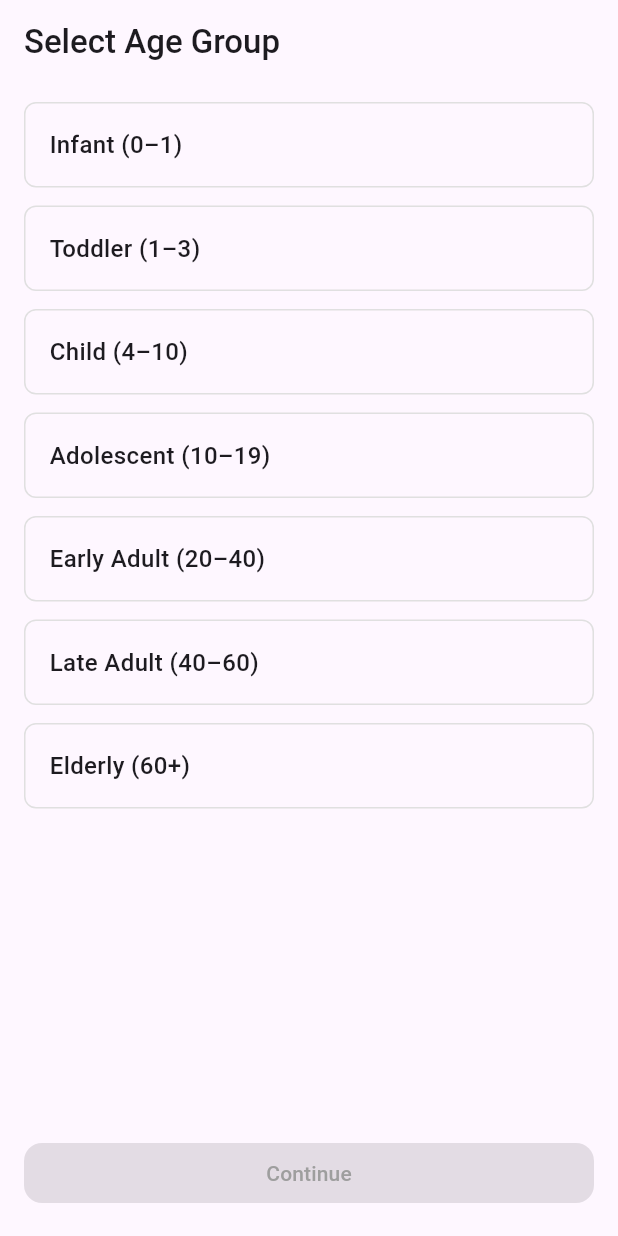
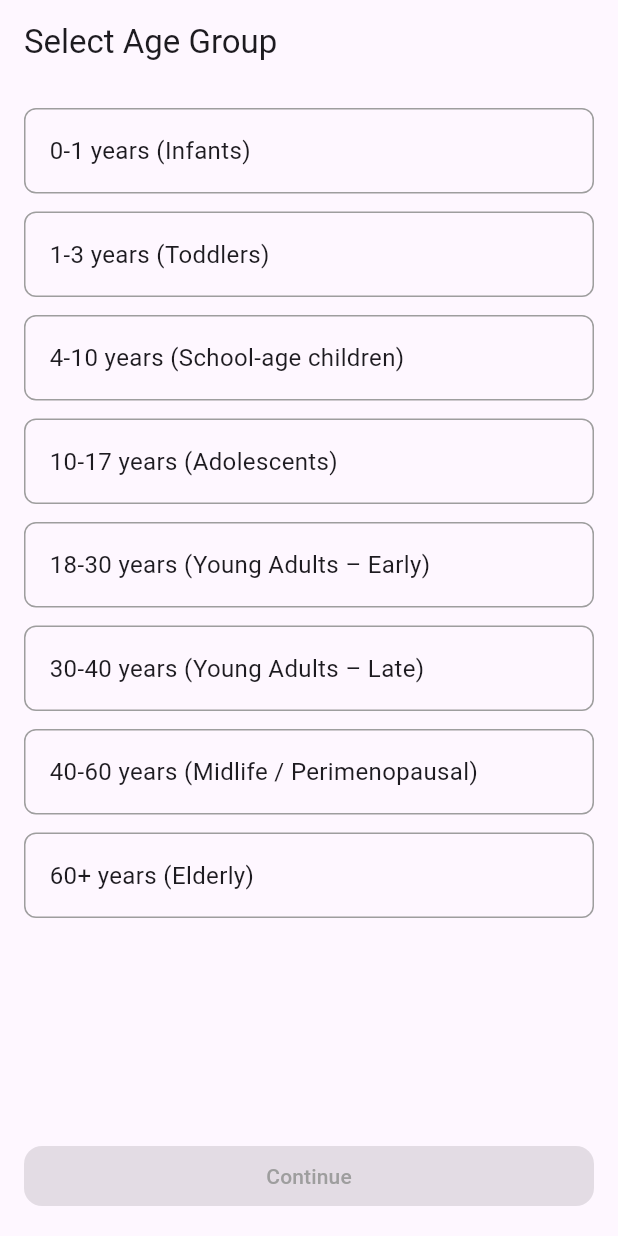
Before and after one commit to bonewise-app/bonewise, a Flutter app: the screen it shows after launch, on a phone screen of 412 x 824 dp. Run offline on Flutter 3.47's test engine with Material 3 defaults, Android fonts, the phone set to English and light mode, and no system bars; our stand-ins replace shared_preferences.

Commit message:
Sprint 1 (Phase 5): BoneWise Age Groups, Disclaimers & Content Guidelines

```diff
--- /dev/null
+++ b/lib/app_strings.dart
@@ -0,0 +1,38 @@
+
+class AppStrings {
+  /// App
+  static const appTitle = 'BoneWise';
+
+  /// Common UI
+  static const selectAgeTitle = 'Select Age Group';
+  static const continueText = 'Continue';
+
+  /// Age Labels
+  static const age_0_1 = '0-1 years (Infants)';
+  static const age_1_3 = '1-3 years (Toddlers)';
+  static const age_4_10 = '4-10 years (School-age children)';
+  static const age_10_17 = '10-17 years (Adolescents)';
+  static const age_18_30 = '18-30 years (Young Adults – Early)';
+  static const age_30_40 = '30-40 years (Young Adults – Late)';
+  static const age_40_60 = '40-60 years (Midlife / Perimenopausal)';
+  static const age_60_plus = '60+ years (Elderly)';
+
+  /// Mandatory Disclaimers
+  static const globalDisclaimer =
+      'BoneWise provides educational information only. '
+      'It does not provide medical advice, diagnosis, or treatment. '
+      'Always consult a qualified healthcare professional for medical concerns.';
+
+  static const pediatricDisclaimer =
+      'This section is intended for parents and caregivers. '
+      'It provides general educational information about bone health, growth, '
+      'and injury prevention in children and adolescents. '
+      'It does not replace professional medical advice, diagnosis, or treatment. '
+      'If you have concerns about your child’s growth, nutrition, pain, or injuries, '
+      'please consult a qualified doctor.';
+
+  static const nutrition = 'Nutrition';
+  static const boneHealth = 'Bone Health';
+  static const exercise = 'Exercise';
+  static const fractureEducation = 'Fracture Education';
+}
--- a/lib/features/age/age_selection_screen.dart
+++ b/lib/features/age/age_selection_screen.dart
@@ -1,5 +1,6 @@
 import 'package:flutter/material.dart';
 import 'package:shared_preferences/shared_preferences.dart';
+import '../../app_strings.dart';
 import 'age_dashboard_screen.dart';
 
 class AgeSelectionScreen extends StatefulWidget {
@@ -10,32 +11,35 @@ class AgeSelectionScreen extends StatefulWidget {
 }
 
 class _AgeSelectionScreenState extends State<AgeSelectionScreen> {
-  String? selectedAgeKey;
-  String? selectedAgeLabel;
+  String? selectedKey;
+  String? selectedLabel;
+
+  String extractAgeRange(String label) {
+    return label.split('(').first.trim();
+  }
 
   final List<Map<String, String>> ageGroups = const [
-    {'key': 'infant', 'label': 'Infant (0–1)'},
-    {'key': 'toddler', 'label': 'Toddler (1–3)'},
-    {'key': 'child', 'label': 'Child (4–10)'},
-    {'key': 'adolescent', 'label': 'Adolescent (10–19)'},
-    {'key': 'early_adult', 'label': 'Early Adult (20–40)'},
-    {'key': 'late_adult', 'label': 'Late Adult (40–60)'},
-    {'key': 'elderly', 'label': 'Elderly (60+)'},
+    {'key': '0_1', 'label': AppStrings.age_0_1},
+    {'key': '1_3', 'label': AppStrings.age_1_3},
+    {'key': '4_10', 'label': AppStrings.age_4_10},
+    {'key': '10_17', 'label': AppStrings.age_10_17},
+    {'key': '18_30', 'label': AppStrings.age_18_30},
+    {'key': '30_40', 'label': AppStrings.age_30_40},
+    {'key': '40_60', 'label': AppStrings.age_40_60},
+    {'key': '60_plus', 'label': AppStrings.age_60_plus},
   ];
 
   Future<void> _continue() async {
-    if (selectedAgeKey == null || selectedAgeLabel == null) return;
-
     final prefs = await SharedPreferences.getInstance();
-    await prefs.setString('selected_age_key', selectedAgeKey!);
-    await prefs.setString('selected_age_label', selectedAgeLabel!);
+    await prefs.setString('selected_age_key', selectedKey!);
+    await prefs.setString('selected_age_label', selectedLabel!);
 
     if (!mounted) return;
 
     Navigator.push(
       context,
       MaterialPageRoute(
-        builder: (_) => AgeDashboardScreen(ageKey: selectedAgeKey!, ageLabel: selectedAgeLabel!),
+        builder: (_) => AgeDashboardScreen(ageKey: selectedKey!, ageLabel: extractAgeRange(selectedLabel!)),
       ),
     );
   }
@@ -43,62 +47,52 @@ class _AgeSelectionScreenState extends State<AgeSelectionScreen> {
   @override
   Widget build(BuildContext context) {
     return Scaffold(
-      appBar: AppBar(title: const Text('Select Age Group',style: TextStyle(fontWeight: FontWeight.w500),)),
+      appBar: AppBar(title: const Text(AppStrings.selectAgeTitle)),
       body: Padding(
-        padding: const EdgeInsets.symmetric(horizontal: 16),
+        padding: const EdgeInsets.all(16),
         child: Column(
-          crossAxisAlignment: CrossAxisAlignment.start,
           children: [
-            const SizedBox(height: 12),
             Expanded(
               child: ListView.builder(
                 itemCount: ageGroups.length,
                 itemBuilder: (context, index) {
                   final group = ageGroups[index];
-                  final isSelected = selectedAgeKey == group['key'];
+                  final selected = selectedKey == group['key'];
 
-                  return Padding(
-                    padding: const EdgeInsets.only(bottom: 12),
-                    child: InkWell(
+                  return GestureDetector(
                     onTap: () {
                       setState(() {
-                          selectedAgeKey = group['key'];
-                          selectedAgeLabel = group['label'];
+                        selectedKey = group['key'];
+                        selectedLabel = group['label'];
                       });
                     },
-                      borderRadius: BorderRadius.circular(8),
                     child: Container(
+                      margin: const EdgeInsets.only(bottom: 12),
+                      padding: const EdgeInsets.all(16),
                       decoration: BoxDecoration(
                         borderRadius: BorderRadius.circular(8),
-                          border: Border.all(
-                            color: isSelected ? Colors.deepPurple : Colors.grey.shade300,
-                            width: isSelected ? 2 : 1,
+                        border: Border.all(color: selected ? Colors.deepPurple : Colors.grey, width: selected ? 2 : 1),
                       ),
-                        ),
-                        padding: const EdgeInsets.all(16),
-                        child: Text(group['label']!, style: const TextStyle(fontSize: 16, fontWeight: FontWeight.w500)),
-                      ),
+                      child: Text(group['label']!, style: const TextStyle(fontSize: 16)),
                     ),
                   );
                 },
               ),
             ),
-
             SizedBox(
               width: double.infinity,
               child: ElevatedButton(
-                onPressed: selectedAgeKey == null ? null : _continue,
+                onPressed: selectedKey == null ? null : _continue,
                 style: ElevatedButton.styleFrom(
                   shape: RoundedRectangleBorder(borderRadius: BorderRadius.circular(12)),
-                  backgroundColor: selectedAgeKey == null ? Colors.grey.shade50 : Colors.deepPurple,
+                  backgroundColor: selectedKey == null ? Colors.grey.shade50 : Colors.deepPurple,
                 ),
                 child: Text(
-                  'Continue',
-                  style: TextStyle(color: (selectedAgeKey == null) ? Colors.grey.shade500 : Colors.white),
+                  AppStrings.continueText,
+                  style: TextStyle(color: (selectedKey == null) ? Colors.grey.shade500 : Colors.white),
                 ),
               ),
             ),
-            SizedBox(height: 18),
           ],
         ),
       ),
--- a/lib/main.dart
+++ b/lib/main.dart
@@ -2,19 +2,20 @@ import 'package:flutter/material.dart';
 import 'package:shared_preferences/shared_preferences.dart';
 import 'features/age/age_selection_screen.dart';
 import 'features/age/age_dashboard_screen.dart';
+import 'app_strings.dart';
 
 void main() {
-  runApp(MyHomePage(),);
+  runApp(const BoneWiseApp());
 }
 
-class MyHomePage extends StatefulWidget {
-  const MyHomePage({super.key,});
+class BoneWiseApp extends StatefulWidget {
+  const BoneWiseApp({super.key});
 
   @override
-  State<MyHomePage> createState() => _MyHomePageState();
+  State<BoneWiseApp> createState() => _BoneWiseAppState();
 }
 
-class _MyHomePageState extends State<MyHomePage> {
+class _BoneWiseAppState extends State<BoneWiseApp> {
   Widget? homeScreen;
 
   @override
@@ -22,29 +23,26 @@ class _MyHomePageState extends State<MyHomePage> {
     super.initState();
     loadInitialScreen();
   }
-  Widget build(BuildContext context) {
-    return MaterialApp(
-      debugShowCheckedModeBanner: false,
-      home: homeScreen ??
-          const Scaffold(
-            body: Center(child: CircularProgressIndicator()),
-          ),
-    );
-  }
 
   Future<void> loadInitialScreen() async {
     final prefs = await SharedPreferences.getInstance();
     final ageKey = prefs.getString('selected_age_key');
     final ageLabel = prefs.getString('selected_age_label');
 
-    if (ageKey == null || ageLabel == null) {
-      homeScreen = const AgeSelectionScreen();
-    } else {
-      homeScreen = AgeDashboardScreen(
-        ageKey: ageKey,
-        ageLabel: ageLabel,
-      );
-    }
-    setState(() {});
+    setState(() {
+      homeScreen = (ageKey == null || ageLabel == null)
+          ? const AgeSelectionScreen()
+          : AgeDashboardScreen(ageKey: ageKey, ageLabel: ageLabel);
+    });
+  }
+
+  @override
+  Widget build(BuildContext context) {
+    return MaterialApp(
+      debugShowCheckedModeBanner: false,
+      title: AppStrings.appTitle,
+      // home:AgeSelectionScreen(),
+      home: homeScreen ?? const Scaffold(body: Center(child: CircularProgressIndicator())),
+    );
   }
 }
```
Also changed, not shown: lib/features/age/age_dashboard_screen.dart (+56 -28 lines), 1 other file. Lines whose indentation alone changed are shown as unchanged.
